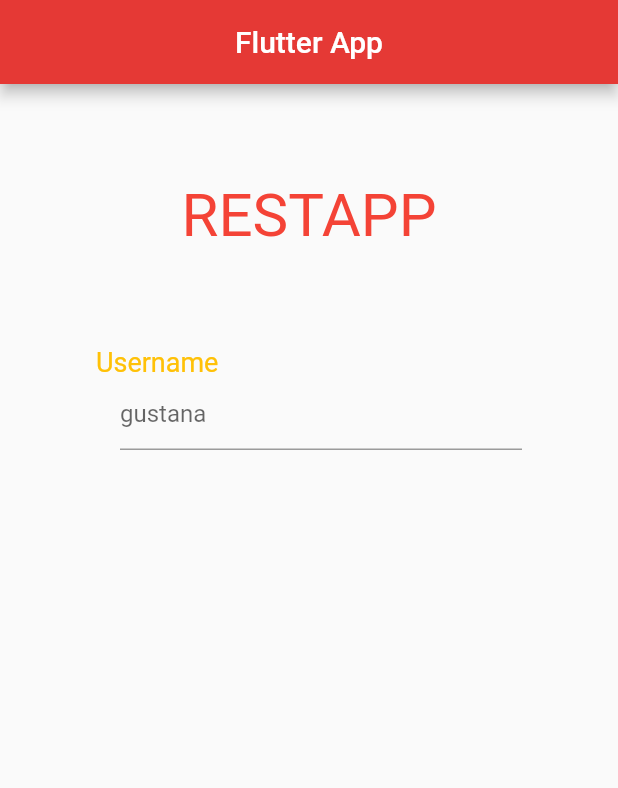
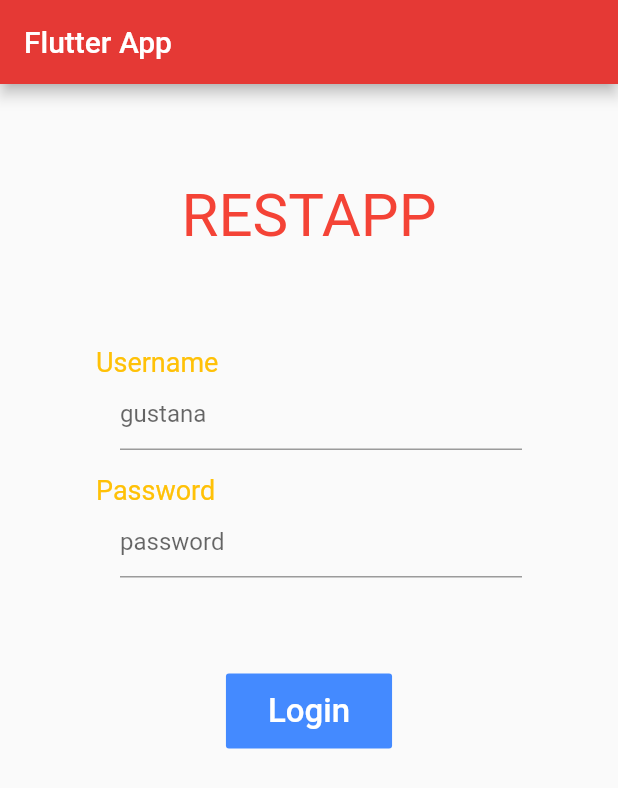
Before and after one commit to Gustana/DummyFlutter, a Flutter app: the screen it shows after launch, on a phone screen of 412 x 824 dp. Shown: the top 788 px of the screen. Run offline on Flutter 3.47's test engine with Material 2 defaults, Android fonts, the phone set to English and light mode, and no system bars.

```diff
--- a/flutter_app/lib/main.dart
+++ b/flutter_app/lib/main.dart
@@ -1,4 +1,5 @@
 import 'package:flutter/material.dart';
+import 'route/detail.dart';
 
 void main() => runApp(MyApp());
 
@@ -11,23 +12,27 @@ class MyApp extends StatelessWidget {
         primarySwatch: Colors.red,
         accentColor: Colors.blueAccent
       ),
-      home: HomePage(),
+      home: RegisterPage(),
     );
   }
 }
 
-class HomePage extends StatelessWidget {
+class RegisterPage extends StatelessWidget {
 
-  final appName = 'Flutter App';
+  static final appName = 'Flutter App';
+
+  void moveToHome(BuildContext context){
+    Navigator.push(context, MaterialPageRoute(
+      builder: (context)=> Home()
+    ));
+  }
 
   @override
   Widget build(BuildContext context) {
     return Scaffold(
       appBar: AppBar(
         backgroundColor: Colors.red.shade600,
-        title: Center(
-          child: Text(appName)
-        ),
+        title: Text(appName)
       ),
       body: Container(
         child: Column(
@@ -57,18 +62,61 @@ class HomePage extends StatelessWidget {
                   Container(
                     margin: EdgeInsets.only(left: 16),
                     child: Form(
-                    child: TextFormField(
-                      decoration: InputDecoration(
-                        hintText: 'gustana'
+                      child: TextFormField(
+                        decoration: InputDecoration(
+                          hintText: 'gustana'
+                        ),
                       ),
-                    ),
-                  )
+                    )
                   )
                 ]
               )
             ),
+            Container(
+              margin: EdgeInsets.only(top: 16, left: 64, right: 64),
+              child: Column(
+                crossAxisAlignment: CrossAxisAlignment.start,
+                children: <Widget>[
+                  Text('Password',
+                  style: TextStyle(
+                    color: Colors.amber,
+                    fontSize: 18,
+                  )),
+                  Container(
+                    margin: EdgeInsets.only(left: 16),
+                    child: Form(
+                      child: TextFormField(
+                        obscureText: true,
+                        decoration: InputDecoration(
+                          hintText: 'password',
+                        ),
+                      ),
+                    )
+                  )
+                ]
+              )
+            ),
+            Container(
+              margin: EdgeInsets.only(top: 64),
+              child: Center(
+                child: FlatButton(
+                  color: Colors.blueAccent,
+                  splashColor: Colors.greenAccent,
+                  onPressed: (){moveToHome(context);
+                  },
+                  child: Container(
+                    padding: EdgeInsets.all(12),
+                    child: Text('Login',
+                    style: TextStyle(
+                      fontSize: 22,
+                      color: Colors.white
+                    ))
+                  )
+                ),
+              )
+            )
           ],
-        )
+        ),
       ),
     );
   }
--- a/flutter_app/pubspec.yaml
+++ b/flutter_app/pubspec.yaml
@@ -45,6 +45,9 @@ flutter:
   #  - images/a_dot_burr.jpeg
   #  - images/a_dot_ham.jpeg
 
+  assets:
+    - assets/
+
   # An image asset can refer to one or more resolution-specific "variants", see
   # https://flutter.dev/assets-and-images/#resolution-aware.
 
```
Also changed, not shown: flutter_app/lib/route/detail.dart (added, +42 -0 lines), flutter_app/assets/food.jpg (added).
